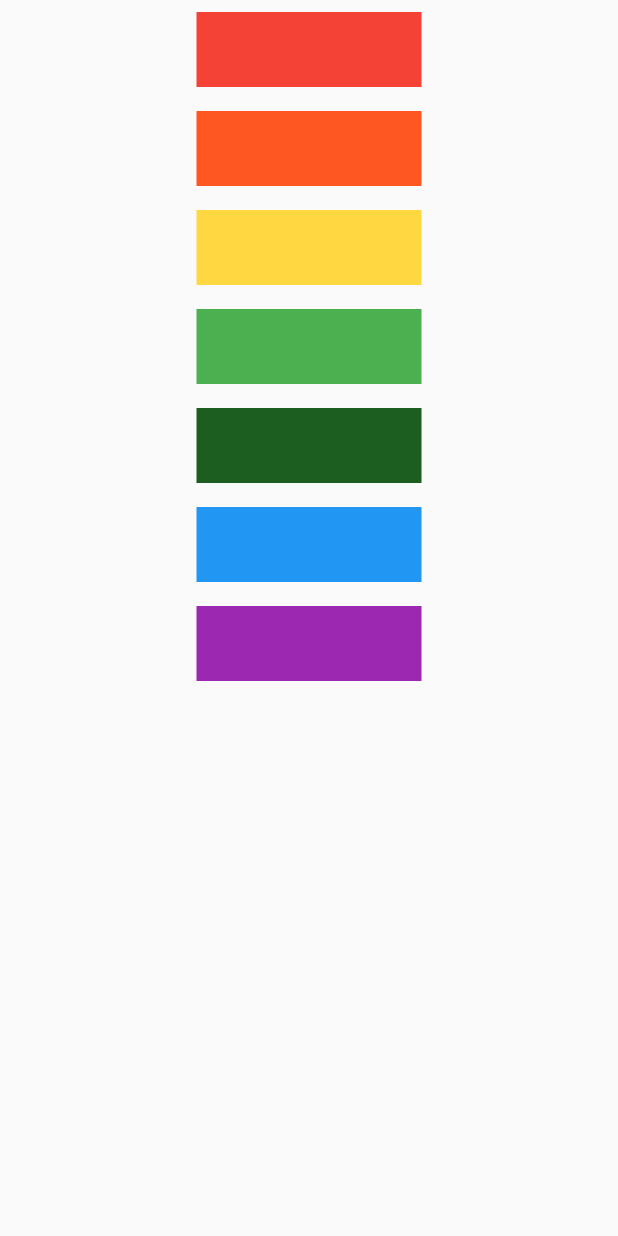
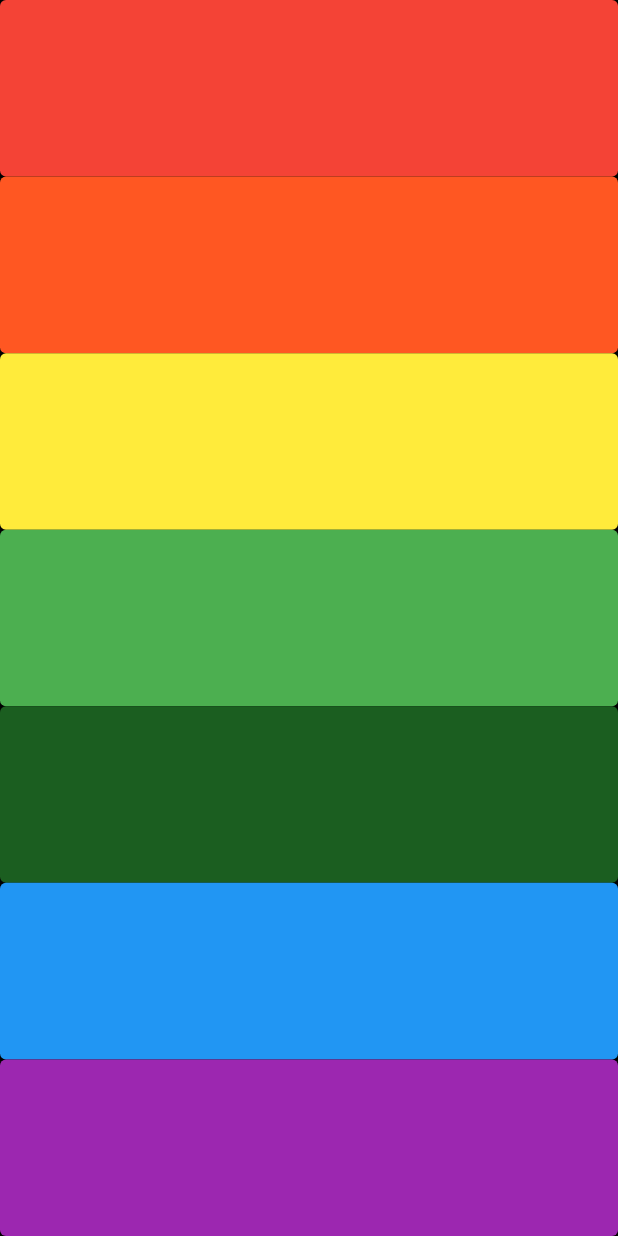
Before and after one commit to kavinsky-spy/xylophone-flutter, a Flutter app: the screen it shows after launch, on a phone screen of 412 x 824 dp. Run offline on Flutter 3.47's test engine with Material 2 defaults, Android fonts, the phone set to English and light mode, and no system bars; our stand-ins replace audioplayers.

Commit message:
notes to strech the page

```diff
--- a/lib/main.dart
+++ b/lib/main.dart
@@ -16,74 +16,78 @@ class XylophoneApp extends StatelessWidget {
     // TODO: implement build
     return MaterialApp(
       home: Scaffold(
+        backgroundColor: Colors.black,
         body: SafeArea(
           child: Container(
             child: Center(
                 child: Column(
+              crossAxisAlignment: CrossAxisAlignment.stretch,
               children: [
-                TextButton(
+                Expanded(
+                  child: TextButton(
+                    style: TextButton.styleFrom(backgroundColor: Colors.red),
                     onPressed: () {
                       playSound(1);
                     },
-                    child: Container(
-                      width: 150,
-                      height: 50,
-                      color: Colors.red,
-                    )),
-                TextButton(
+                    child: Text(''),
+                  ),
+                ),
+                Expanded(
+                  child: TextButton(
+                    style: TextButton.styleFrom(
+                        backgroundColor: Colors.deepOrange),
                     onPressed: () {
                       playSound(2);
                     },
-                    child: Container(
-                      width: 150,
-                      height: 50,
-                      color: Colors.deepOrange,
-                    )),
-                TextButton(
+                    child: Text(''),
+                  ),
+                ),
+                Expanded(
+                  child: TextButton(
+                    style: TextButton.styleFrom(backgroundColor: Colors.yellow),
                     onPressed: () {
                       playSound(3);
                     },
-                    child: Container(
-                      width: 150,
-                      height: 50,
-                      color: Colors.amberAccent,
-                    )),
-                TextButton(
+                    child: Text(''),
+                  ),
+                ),
+                Expanded(
+                  child: TextButton(
+                    style: TextButton.styleFrom(backgroundColor: Colors.green),
                     onPressed: () {
                       playSound(4);
                     },
-                    child: Container(
-                      width: 150,
-                      height: 50,
-                      color: Colors.green,
-                    )),
-                TextButton(
+                    child: Text(''),
+                  ),
+                ),
+                Expanded(
+                  child: TextButton(
+                    style: TextButton.styleFrom(
+                        backgroundColor: Colors.green[900]),
                     onPressed: () {
                       playSound(5);
                     },
-                    child: Container(
-                      width: 150,
-                      height: 50,
-                      color: Colors.green[900],
-                    )),
-                TextButton(
+                    child: Text(''),
+                  ),
+                ),
+                Expanded(
+                  child: TextButton(
+                    style: TextButton.styleFrom(backgroundColor: Colors.blue),
                     onPressed: () {
                       playSound(6);
                     },
-                    child: Container(
-                      width: 150,
-                      height: 50,
-                      color: Colors.blue,
-                    )),
-                TextButton(
+                    child: Text(''),
+                  ),
+                ),
+                Expanded(
+                  child: TextButton(
+                    style: TextButton.styleFrom(backgroundColor: Colors.purple),
                     onPressed: () {
                       playSound(7);
                     },
-                    child: Container(
-                      width: 150,
-                      height: 50,
-                      color: Colors.purple,
-                    )),
+                    child: Text(''),
+                  ),
+                ),
               ],
             )),
           ),
```
